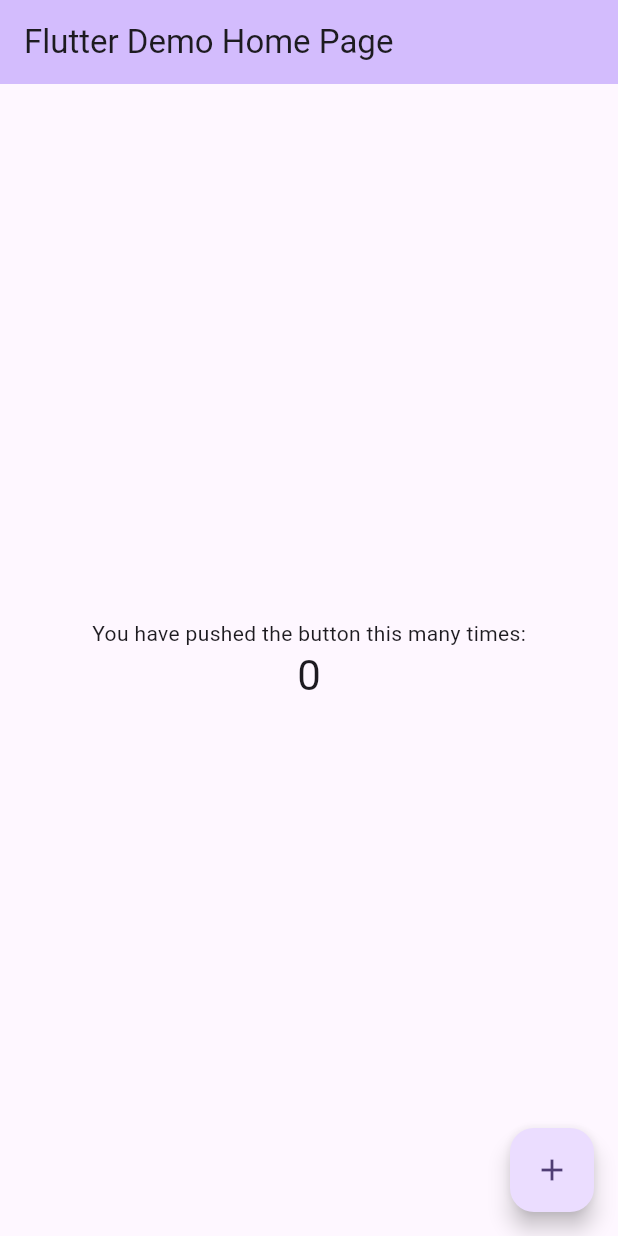
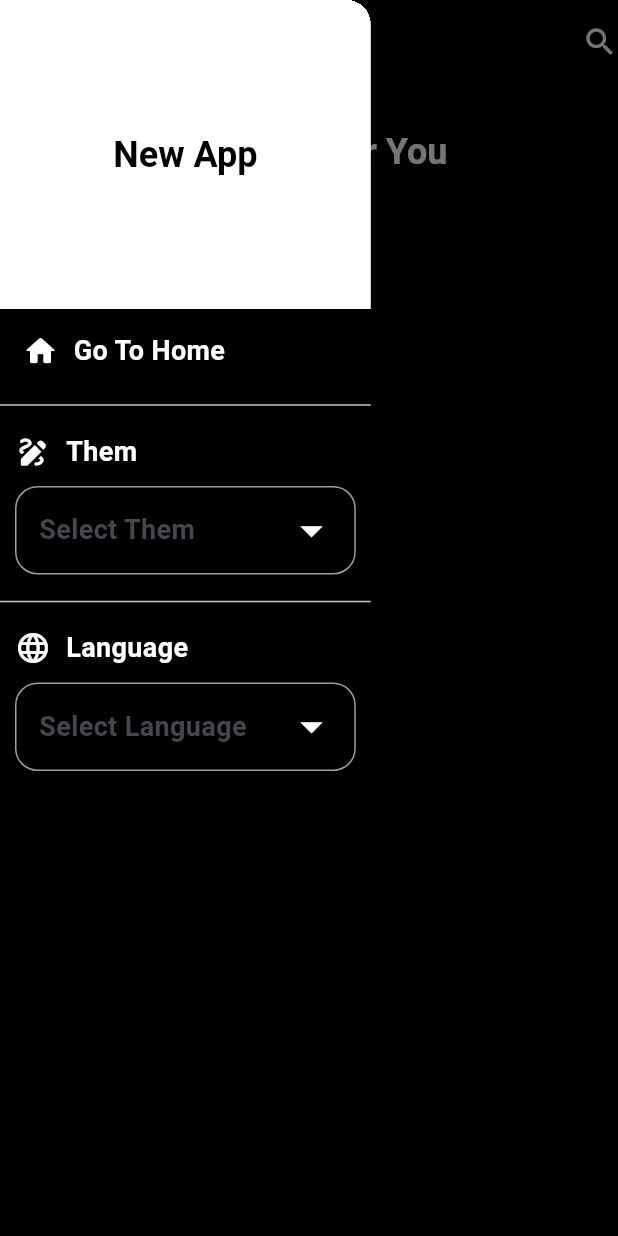
Before and after one commit to ZIAD-OMRAN/News-App, a Flutter app: the screen it shows after launch, with the side drawer open (before the commit the screen has no drawer), on a phone screen of 412 x 824 dp. Run offline on Flutter 3.47's test engine with Material 3 defaults, Android fonts, the phone set to English and light mode, and no system bars.

Commit message:
splash and drawer ui

```diff
--- /dev/null
+++ b/lib/commen/appcolor.dart
@@ -0,0 +1,7 @@
+import 'package:flutter/material.dart';
+
+class Appcolors {
+  static Color darkcolor = Colors.black;
+  static Color lightcolor = Colors.white;
+  static Color darkText = Color(0xFF171717);
+}
--- /dev/null
+++ b/lib/commen/images.dart
@@ -0,0 +1,9 @@
+class AppImages {
+  static String general = 'assets/images/general.png';
+  static String busniess = 'assets/images/busniess.png';
+  static String entertainment = 'assets/images/entertainment.png';
+  static String helth = 'assets/images/helth.png';
+  static String science = 'assets/images/science.png';
+  static String sport = 'assets/images/sport.png';
+  static String technology = 'assets/images/technology.png';
+}
--- /dev/null
+++ b/lib/commen/them_mode.dart
@@ -0,0 +1,62 @@
+import 'package:flutter/material.dart';
+import 'package:news_app/commen/appcolor.dart';
+
+class AppThem {
+  static ThemeData lightmode = ThemeData(
+    iconTheme: IconThemeData(color: Appcolors.darkcolor),
+    hintColor: Appcolors.darkcolor,
+    scaffoldBackgroundColor: Appcolors.lightcolor,
+    appBarTheme: AppBarTheme(
+      titleTextStyle: TextStyle(
+        color: Appcolors.darkcolor,
+        fontSize: 24,
+        fontWeight: FontWeight.bold,
+      ),
+
+      iconTheme: IconThemeData(color: Appcolors.darkcolor, size: 16),
+      backgroundColor: Appcolors.lightcolor,
+      centerTitle: true,
+    ),
+    textTheme: TextTheme(
+      bodyMedium: TextStyle(
+        color: Appcolors.darkcolor,
+        fontSize: 18,
+        fontWeight: FontWeight.bold,
+      ),
+      titleLarge: TextStyle(
+        color: Appcolors.darkcolor,
+        fontSize: 24,
+        fontWeight: FontWeight.bold,
+      ),
+    ),
+  );
+  static ThemeData darktmode = ThemeData(
+    drawerTheme: DrawerThemeData(backgroundColor: Appcolors.lightcolor),
+    iconTheme: IconThemeData(color: Appcolors.lightcolor),
+    hintColor: Appcolors.lightcolor,
+
+    scaffoldBackgroundColor: Appcolors.darkcolor,
+    appBarTheme: AppBarTheme(
+      titleTextStyle: TextStyle(
+        color: Appcolors.lightcolor,
+        fontSize: 24,
+        fontWeight: FontWeight.bold,
+      ),
+      iconTheme: IconThemeData(color: Appcolors.lightcolor),
+      backgroundColor: Appcolors.darkcolor,
+      centerTitle: true,
+    ),
+    textTheme: TextTheme(
+      bodyMedium: TextStyle(
+        color: Appcolors.lightcolor,
+        fontSize: 18,
+        fontWeight: FontWeight.bold,
+      ),
+      titleLarge: TextStyle(
+        color: Appcolors.lightcolor,
+        fontSize: 24,
+        fontWeight: FontWeight.bold,
+      ),
+    ),
+  );
+}
--- a/lib/main.dart
+++ b/lib/main.dart
@@ -1,122 +1,26 @@
 import 'package:flutter/material.dart';
+import 'package:news_app/commen/them_mode.dart';
+import 'package:news_app/screens/home_screen.dart';
 
 void main() {
+  WidgetsFlutterBinding.ensureInitialized();
   runApp(const MyApp());
 }
 
 class MyApp extends StatelessWidget {
   const MyApp({super.key});
 
-  // This widget is the root of your application.
   @override
   Widget build(BuildContext context) {
     return MaterialApp(
-      title: 'Flutter Demo',
-      theme: ThemeData(
-        // This is the theme of your application.
-        //
-        // TRY THIS: Try running your application with "flutter run". You'll see
-        // the application has a purple toolbar. Then, without quitting the app,
-        // try changing the seedColor in the colorScheme below to Colors.green
-        // and then invoke "hot reload" (save your changes or press the "hot
-        // reload" button in a Flutter-supported IDE, or press "r" if you used
-        // the command line to start the app).
-        //
-        // Notice that the counter didn't reset back to zero; the application
-        // state is not lost during the reload. To reset the state, use hot
-        // restart instead.
-        //
-        // This works for code too, not just values: Most code changes can be
-        // tested with just a hot reload.
-        colorScheme: .fromSeed(seedColor: Colors.deepPurple),
-      ),
-      home: const MyHomePage(title: 'Flutter Demo Home Page'),
+      debugShowCheckedModeBanner: false,
+
+      theme: AppThem.lightmode,
+      darkTheme: AppThem.darktmode,
+      themeMode: ThemeMode.dark,
+
+      initialRoute: HomeScreen.routename,
+      routes: {HomeScreen.routename: (context) => HomeScreen()},
     );
   }
 }
-
-class MyHomePage extends StatefulWidget {
-  const MyHomePage({super.key, required this.title});
-
-  // This widget is the home page of your application. It is stateful, meaning
-  // that it has a State object (defined below) that contains fields that affect
-  // how it looks.
-
-  // This class is the configuration for the state. It holds the values (in this
-  // case the title) provided by the parent (in this case the App widget) and
-  // used by the build method of the State. Fields in a Widget subclass are
-  // always marked "final".
-
-  final String title;
-
-  @override
-  State<MyHomePage> createState() => _MyHomePageState();
-}
-
-class _MyHomePageState extends State<MyHomePage> {
-  int _counter = 0;
-
-  void _incrementCounter() {
-    setState(() {
-      // This call to setState tells the Flutter framework that something has
-      // changed in this State, which causes it to rerun the build method below
-      // so that the display can reflect the updated values. If we changed
-      // _counter without calling setState(), then the build method would not be
-      // called again, and so nothing would appear to happen.
-      _counter++;
-    });
-  }
-
-  @override
-  Widget build(BuildContext context) {
-    // This method is rerun every time setState is called, for instance as done
-    // by the _incrementCounter method above.
-    //
-    // The Flutter framework has been optimized to make rerunning build methods
-    // fast, so that you can just rebuild anything that needs updating rather
-    // than having to individually change instances of widgets.
-    return Scaffold(
-      appBar: AppBar(
-        // TRY THIS: Try changing the color here to a specific color (to
-        // Colors.amber, perhaps?) and trigger a hot reload to see the AppBar
-        // change color while the other colors stay the same.
-        backgroundColor: Theme.of(context).colorScheme.inversePrimary,
-        // Here we take the value from the MyHomePage object that was created by
-        // the App.build method, and use it to set our appbar title.
-        title: Text(widget.title),
-      ),
-      body: Center(
-        // Center is a layout widget. It takes a single child and positions it
-        // in the middle of the parent.
-        child: Column(
-          // Column is also a layout widget. It takes a list of children and
-          // arranges them vertically. By default, it sizes itself to fit its
-          // children horizontally, and tries to be as tall as its parent.
-          //
-          // Column has various properties to control how it sizes itself and
-          // how it positions its children. Here we use mainAxisAlignment to
-          // center the children vertically; the main axis here is the vertical
-          // axis because Columns are vertical (the cross axis would be
-          // horizontal).
-          //
-          // TRY THIS: Invoke "debug painting" (choose the "Toggle Debug Paint"
-          // action in the IDE, or press "p" in the console), to see the
-          // wireframe for each widget.
-          mainAxisAlignment: .center,
-          children: [
-            const Text('You have pushed the button this many times:'),
-            Text(
-              '$_counter',
-              style: Theme.of(context).textTheme.headlineMedium,
-            ),
-          ],
-        ),
-      ),
-      floatingActionButton: FloatingActionButton(
-        onPressed: _incrementCounter,
-        tooltip: 'Increment',
-        child: const Icon(Icons.add),
-      ),
-    );
-  }
-}
--- /dev/null
+++ b/lib/screens/home_screen.dart
@@ -0,0 +1,30 @@
+import 'package:flutter/material.dart';
+
+import 'package:news_app/widgets/drawer.dart';
+
+class HomeScreen extends StatelessWidget {
+  const new({super.key});
+  static String routename = 'HomeScreen';
+
+  @override
+  Widget build(BuildContext context) {
+    double screenwidth = MediaQuery.of(context).size.width;
+    double screenheight = MediaQuery.of(context).size.height;
+    return Scaffold(
+      appBar: AppBar(title: Text('Home'), actions: [Icon(Icons.search)]),
+      drawer: DrawedWidget(
+        screenwidth: screenwidth,
+        screenheight: screenheight,
+        routename: routename,
+      ),
+      body: Column(
+        children: [
+          Text(
+            'Good Morning \nHere is Some News For You',
+            style: Theme.of(context).textTheme.titleLarge,
+          ),
+        ],
+      ),
+    );
+  }
+}
--- /dev/null
+++ b/lib/widgets/drawer.dart
@@ -0,0 +1,143 @@
+import 'package:flutter/material.dart';
+import 'package:news_app/commen/appcolor.dart';
+import 'package:news_app/screens/home_screen.dart';
+
+class DrawedWidget extends StatelessWidget {
+  const DrawedWidget({
+    super.key,
+    required this.screenwidth,
+    required this.screenheight,
+    required this.routename,
+  });
+
+  final double screenwidth;
+  final double screenheight;
+  final String routename;
+
+  static final List<DropdownMenuEntry<String>> categoryEntries = [
+    const DropdownMenuEntry(value: 'Drak', label: 'Drak'),
+    const DropdownMenuEntry(value: 'light', label: 'light'),
+  ];
+  static final List<DropdownMenuEntry<String>> languages = [
+    const DropdownMenuEntry(value: 'English', label: 'English'),
+    const DropdownMenuEntry(value: 'Arabic', label: 'Arabic'),
+  ];
+
+  @override
+  Widget build(BuildContext context) {
+    return Drawer(
+      width: screenwidth * .6,
+      backgroundColor: Appcolors.darkcolor,
+      child: Column(
+        children: [
+          Container(
+            alignment: Alignment.center,
+            height: screenheight * .25,
+            width: double.infinity,
+            color: Colors.white,
+            child: Text(
+              'New App',
+              style: Theme.of(context).textTheme.titleLarge
+                  ?.copyWith(color: Appcolors.darkcolor),
+            ),
+          ),
+          GestureDetector(
+            onTap: () =>
+                Navigator.pushReplacementNamed(context, HomeScreen.routename),
+            child: Padding(
+              padding: const EdgeInsets.all(15.0),
+              child: Row(
+                spacing: 10,
+                children: [
+                  Icon(Icons.home_rounded),
+                  Text(
+                    'Go To Home',
+                    style: Theme.of(context).textTheme.bodyMedium,
+                  ),
+                ],
+              ),
+            ),
+          ),
+          Divider(),
+          Padding(
+            padding: const EdgeInsets.all(10.0),
+            child: Column(
+              spacing: 10,
+              children: [
+                Row(
+                  spacing: 10,
+                  children: [
+                    Icon(Icons.draw_rounded),
+                    Text('Them', style: Theme.of(context).textTheme.bodyMedium),
+                  ],
+                ),
+                DropdownMenu<String>(
+                  trailingIcon: Icon(
+                    Icons.arrow_drop_down,
+                    size: 35,
+                    color: Appcolors.lightcolor,
+                  ),
+                  inputDecorationTheme: InputDecorationTheme(
+                    enabledBorder: OutlineInputBorder(
+                      borderRadius: BorderRadius.circular(15),
+                      borderSide: const BorderSide(color: Colors.grey),
+                    ),
+                    border: OutlineInputBorder(
+                      borderRadius: BorderRadius.circular(15),
+                      borderSide: const BorderSide(color: Colors.blue),
+                    ),
+                  ),
+                  textStyle: Theme.of(context).textTheme.bodyMedium,
+                  width: 250,
+                  hintText: 'Select Them',
+                  dropdownMenuEntries: categoryEntries,
+                ),
+              ],
+            ),
+          ),
+          Divider(),
+          Padding(
+            padding: const EdgeInsets.all(10.0),
+            child: Column(
+              spacing: 10,
+              children: [
+                Row(
+                  spacing: 10,
+                  children: [
+                    Icon(Icons.language_rounded),
+                    Text(
+                      'Language',
+                      style: Theme.of(context).textTheme.bodyMedium,
+                    ),
+                  ],
+                ),
+                DropdownMenu<String>(
+                  trailingIcon: Icon(
+                    Icons.arrow_drop_down,
+                    size: 35,
+                    color: Appcolors.lightcolor,
+                  ),
+                  inputDecorationTheme: InputDecorationTheme(
+                    enabledBorder: OutlineInputBorder(
+                      borderRadius: BorderRadius.circular(15),
+                      borderSide: const BorderSide(color: Colors.grey),
+                    ),
+                    border: OutlineInputBorder(
+                      borderRadius: BorderRadius.circular(15),
+                      borderSide: const BorderSide(color: Colors.blue),
+                    ),
+                  ),
+                  width: 250,
+                  textStyle: Theme.of(context).textTheme.bodyMedium,
+                  hintText: 'Select Language',
+
+                  dropdownMenuEntries: languages,
+                ),
+              ],
+            ),
+          ),
+        ],
+      ),
+    );
+  }
+}
```
Also changed, not shown: flutter_native_splash.yaml (added, +24 -0 lines), pubspec.yaml (+4 -3 lines), assets/images/entertainment.png (added), assets/images/news_logo.png (added), assets/images/news_logo.svg (added), pubspec.lock, 59 other files.
